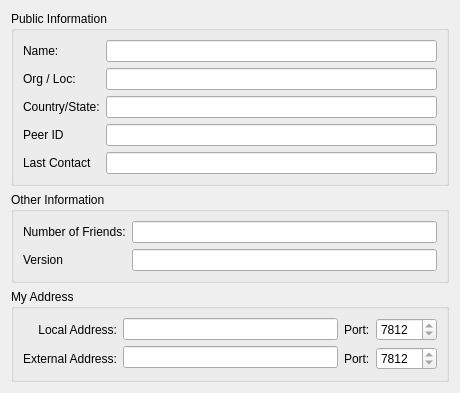
Old version of the form retroshare-gui/src/gui/profile/ProfileWidget.ui in the repository RetroShare/RetroShare.
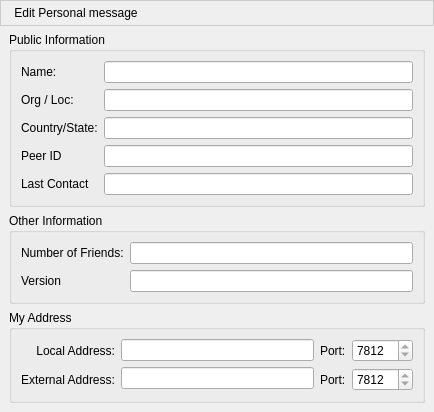
New version of the form.

Commit message: Added StatusMessage Dialog Added functionality to store own status to chat.cfg and to gui settings Added timers for update own status/avatar faster Edited ProfileWidget to open from there the StatusMessage Dialog

What changed in the file:
```diff
--- a/retroshare-gui/src/gui/profile/ProfileWidget.ui
+++ b/retroshare-gui/src/gui/profile/ProfileWidget.ui
@@ -6,14 +6,94 @@
    <rect>
     <x>0</x>
     <y>0</y>
-    <width>460</width>
-    <height>370</height>
+    <width>434</width>
+    <height>384</height>
    </rect>
   </property>
+  <property name="sizePolicy">
+   <sizepolicy hsizetype="Expanding" vsizetype="Expanding">
+    <horstretch>0</horstretch>
+    <verstretch>0</verstretch>
+   </sizepolicy>
+  </property>
   <property name="windowTitle">
    <string>Form</string>
   </property>
+  <layout class="QGridLayout" name="gridLayout_4">
+   <property name="leftMargin">
+    <number>0</number>
+   </property>
+   <property name="topMargin">
+    <number>0</number>
+   </property>
+   <property name="rightMargin">
+    <number>0</number>
+   </property>
+   <property name="bottomMargin">
+    <number>9</number>
+   </property>
+   <item row="0" column="0">
+    <widget class="QFrame" name="frame">
+     <property name="styleSheet">
+      <string notr="true">QFrame#frame{
+background-color: qlineargradient(x1:0, y1:0, x2:0, y2:1,
+                                       stop:0 #FEFEFE, stop:1 #E8E8E8);
+
+border: 1px solid #CCCCCC;}</string>
+     </property>
+     <property name="frameShape">
+      <enum>QFrame::StyledPanel</enum>
+     </property>
+     <property name="frameShadow">
+      <enum>QFrame::Raised</enum>
+     </property>
   <layout class="QGridLayout" name="gridLayout_2">
+      <property name="topMargin">
+       <number>1</number>
+      </property>
+      <property name="rightMargin">
+       <number>1</number>
+      </property>
+      <property name="bottomMargin">
+       <number>1</number>
+      </property>
+      <item row="0" column="0">
+       <widget class="QPushButton" name="editstatuspushButton">
+        <property name="toolTip">
+         <string>Edit Personal message</string>
+        </property>
+        <property name="text">
+         <string>Edit Personal message</string>
+        </property>
+        <property name="flat">
+         <bool>true</bool>
+        </property>
+       </widget>
+      </item>
+      <item row="0" column="1">
+       <spacer name="horizontalSpacer">
+        <property name="orientation">
+         <enum>Qt::Horizontal</enum>
+        </property>
+        <property name="sizeHint" stdset="0">
+         <size>
+          <width>298</width>
+          <height>20</height>
+         </size>
+        </property>
+       </spacer>
+      </item>
+     </layout>
+    </widget>
+   </item>
+   <item row="1" column="0">
+    <layout class="QGridLayout" name="gridLayout_3">
+     <property name="leftMargin">
+      <number>9</number>
+     </property>
+     <property name="rightMargin">
+      <number>9</number>
+     </property>
    <item row="0" column="0">
     <widget class="QGroupBox" name="groupBox_2">
      <property name="title">
@@ -254,6 +334,8 @@
       </item>
      </layout>
     </widget>
+     </item>
+    </layout>
    </item>
   </layout>
  </widget>
```
Lines whose indentation alone changed are shown as unchanged. The commit also changes 8 other files.
